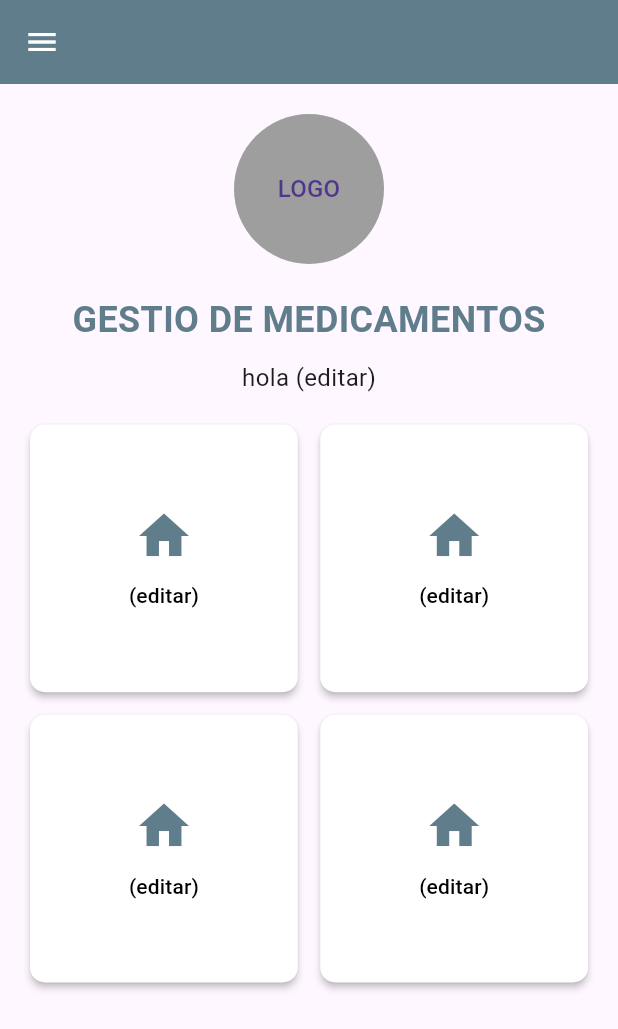
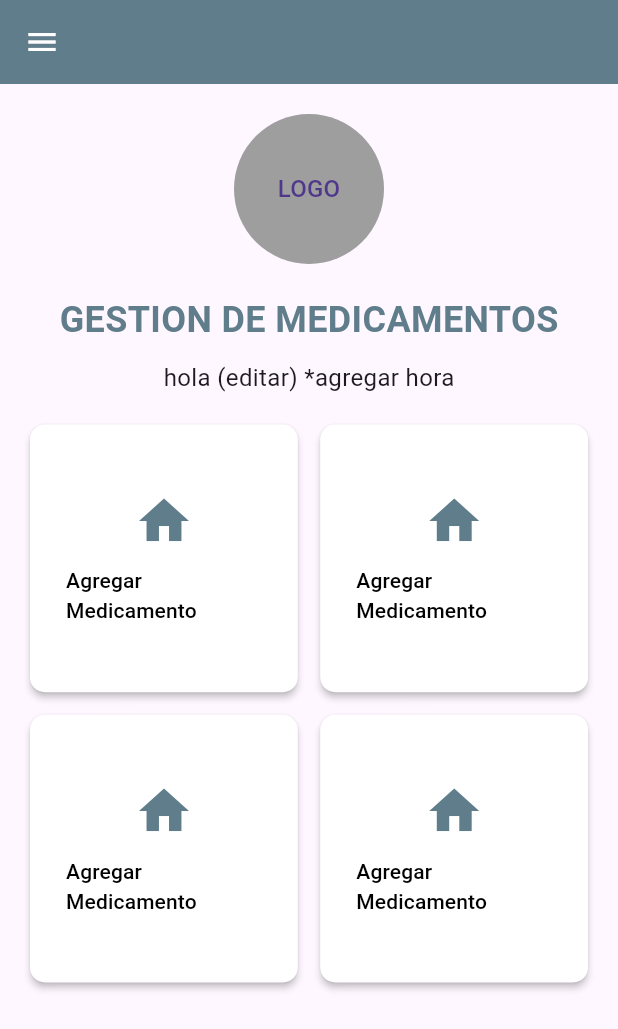
Before and after one commit to FernandoJPalma/Proyecto_Final, a Flutter app: the HomePage screen opened by its route, on a phone screen of 412 x 824 dp. Shown: the top 1029 px of the screen. Run offline on Flutter 3.47's test engine with Material 3 defaults, Android fonts, the phone set to English and light mode, and no system bars; our stand-ins replace get_storage, go_router; accounts and stored records are empty.

Commit message:
agregar medicamentos

```diff
--- /dev/null
+++ b/proyecto_final/lib/models/medicamento.dart
@@ -0,0 +1,67 @@
+
+import 'package:flutter/material.dart';
+import 'package:get_storage/get_storage.dart';
+
+final storage = GetStorage();
+
+class Medicamento {
+  // final int id;
+  final String nombre;
+  final String dosis;
+  final String frecuencia;
+  final List<TimeOfDay> horarios;
+  final String? descripcion;
+
+  Medicamento({
+    // required this.id,
+    required this.nombre,
+    required this.dosis,
+    required this.frecuencia,
+    required this.horarios,
+    this.descripcion,
+  });
+
+  factory Medicamento.fromJson(Map<String, dynamic> map) => Medicamento(
+    // id: json["id"],
+    nombre: map["nombre"],
+    dosis: map["dosis"],
+    frecuencia: map["frecuencia"],
+    horarios: map["horarios"],
+    descripcion: map["descripcion"],
+  );
+
+  Map<String, dynamic> toMap() => {
+    // "id": id,
+    'nombre': nombre,
+    'dosis': dosis,
+    'frecuencia': frecuencia,
+    'horarios': horarios,
+    'descripcion': descripcion,
+  };
+}
+
+void agregarMedicamento(Medicamento nuevomd) {
+  // final getMd = storage.read('medicamentos');
+  // final getMd = Medicamento.fromMap(storage.read('medicamentos')).toList();
+  final medicamentos = obtenerMedicamento();
+
+  print(storage.read('medicamentos'));
+  if (medicamentos == null) {
+    List<Medicamento> medi = [];
+    medi.add(nuevomd);
+    print(obtenerMedicamento());
+    storage.write('medicamentos', List<Medicamento>.from(medi.map((med) => med.toMap()).toList()));
+  }
+}
+
+List<Medicamento>? obtenerMedicamento() {
+  if(storage.read('medicamentos')!=null){
+    final medicamentos = List<Medicamento>.from(
+      storage.read('medicamentos').map(((res)=>Medicamento.fromJson(res)))
+      );
+     return medicamentos;
+  }else {
+    return null;
+  }
+
+}
--- a/proyecto_final/lib/routes/routes.dart
+++ b/proyecto_final/lib/routes/routes.dart
@@ -1,6 +1,7 @@
 import 'package:flutter/material.dart';
 import 'package:get_storage/get_storage.dart';
 import 'package:go_router/go_router.dart';
+import 'package:proyecto_final/views/agregar_medicamento.dart';
 import 'package:proyecto_final/views/home_page.dart';
 import 'package:proyecto_final/views/login_page.dart';
 import 'package:proyecto_final/views/registration_page.dart';
@@ -38,6 +39,12 @@ final router = GoRouter(
       builder: (context, state) {
         return const HomePage();
       },
+    ),GoRoute(
+      name: 'agregarMedicamento',
+      path: '/agregar', // /home/perfil
+      builder: (context, state) {
+        return const AgregarMedicamento();
+      },
     ),
   ],
 );
--- a/proyecto_final/lib/views/home_page.dart
+++ b/proyecto_final/lib/views/home_page.dart
@@ -1,4 +1,5 @@
 import 'package:flutter/material.dart';
+import 'package:proyecto_final/widgets/opciones_main.dart';
 import '../widgets/side_menu.dart';
 
 class HomePage extends StatelessWidget {
@@ -32,7 +33,7 @@ class HomePage extends StatelessWidget {
           const SizedBox(height: 20),
 
           const Text(
-            'GESTIO DE MEDICAMENTOS',
+            'GESTION DE MEDICAMENTOS',
             style: TextStyle(
               fontSize: 24,
               fontWeight: FontWeight.bold,
@@ -40,45 +41,12 @@ class HomePage extends StatelessWidget {
             ),
           ),
           const SizedBox(height: 10),
-          const Text(
-            'hola (editar)',//aqui tiene que ir el nombre del usuari@ y tiene que cambiar el dia y noches por hora
+          Text(
+            'hola (editar) *agregar hora', //aqui tiene que ir el nombre del usuari@ y tiene que cambiar el dia y noches por hora
             style: TextStyle(fontSize: 16),
           ),
           const SizedBox(height: 20),
-
-          Expanded(
-            child: Padding(
-              padding: const EdgeInsets.symmetric(horizontal: 20),
-              child: GridView.count(
-                crossAxisCount: 2,
-                crossAxisSpacing: 15,
-                mainAxisSpacing: 15,
-                children: List.generate(4, (index) {
-                  return ElevatedButton(
-                    style: ElevatedButton.styleFrom(
-                      backgroundColor: Colors.white,
-                      elevation: 2,
-                      shape: RoundedRectangleBorder(
-                        borderRadius: BorderRadius.circular(10),
-                      ),
-                    ),
-                    onPressed: () {},
-                    child: Column(
-                      mainAxisAlignment: MainAxisAlignment.center,
-                      children: const [
-                        Icon(Icons.home, size: 40, color: Colors.blueGrey),
-                        SizedBox(height: 10),
-                        Text(
-                          '(editar)',
-                          style: TextStyle(color: Colors.black),
-                        ),
-                      ],
-                    ),
-                  );
-                }),
-              ),
-            ),
-          ),
+          OpcionesMain()
         ],
       ),
     );
--- /dev/null
+++ b/proyecto_final/lib/widgets/opcion_boton.dart
@@ -0,0 +1,30 @@
+import 'package:flutter/material.dart';
+import 'package:go_router/go_router.dart';
+
+class Opcion extends StatelessWidget {
+
+  const Opcion({super.key, required this.nombreOpcion, required this.nombreRuta});
+  final String nombreOpcion;
+  final String nombreRuta;
+  @override
+  Widget build(BuildContext context) {
+    return ElevatedButton(
+      style: ElevatedButton.styleFrom(
+        backgroundColor: Colors.white,
+        elevation: 2,
+        shape: RoundedRectangleBorder(borderRadius: BorderRadius.circular(10)),
+      ),
+      onPressed: () {
+        context.push(nombreRuta);
+      },
+      child: Column(
+        mainAxisAlignment: MainAxisAlignment.center,
+        children: [
+          Icon(Icons.home, size: 40, color: Colors.blueGrey),
+          SizedBox(height: 10),
+          Text(nombreOpcion, style: TextStyle(color: Colors.black)),
+        ],
+      ),
+    );
+  }
+}
--- /dev/null
+++ b/proyecto_final/lib/widgets/opciones_main.dart
@@ -0,0 +1,38 @@
+import 'package:flutter/material.dart';
+import 'package:proyecto_final/widgets/opcion_boton.dart';
+
+class OpcionesMain extends StatelessWidget {
+  const OpcionesMain({super.key});
+
+  @override
+  Widget build(BuildContext context) {
+    return Expanded(
+      child: Padding(
+        padding: const EdgeInsets.symmetric(horizontal: 20),
+        child: GridView.count(
+          crossAxisCount: 2,
+          crossAxisSpacing: 15,
+          mainAxisSpacing: 15,
+          children: [
+            Opcion(
+              nombreOpcion: 'Agregar Medicamento',
+              nombreRuta: '/agregar',
+            ),
+            Opcion(
+              nombreOpcion: 'Agregar Medicamento',
+              nombreRuta: '/agregar',
+            ),
+            Opcion(
+              nombreOpcion: 'Agregar Medicamento',
+              nombreRuta: '/agregar',
+            ),
+            Opcion(
+              nombreOpcion: 'Agregar Medicamento',
+              nombreRuta: '/agregar',
+            ),
+          ],
+        ),
+      ),
+    );
+  }
+}
```
Also changed, not shown: proyecto_final/lib/config/configuration_design.dart (added, +10 -0 lines), proyecto_final/lib/config/validations.dart (added, +151 -0 lines), proyecto_final/lib/views/agregar_medicamento.dart (added, +100 -0 lines).
